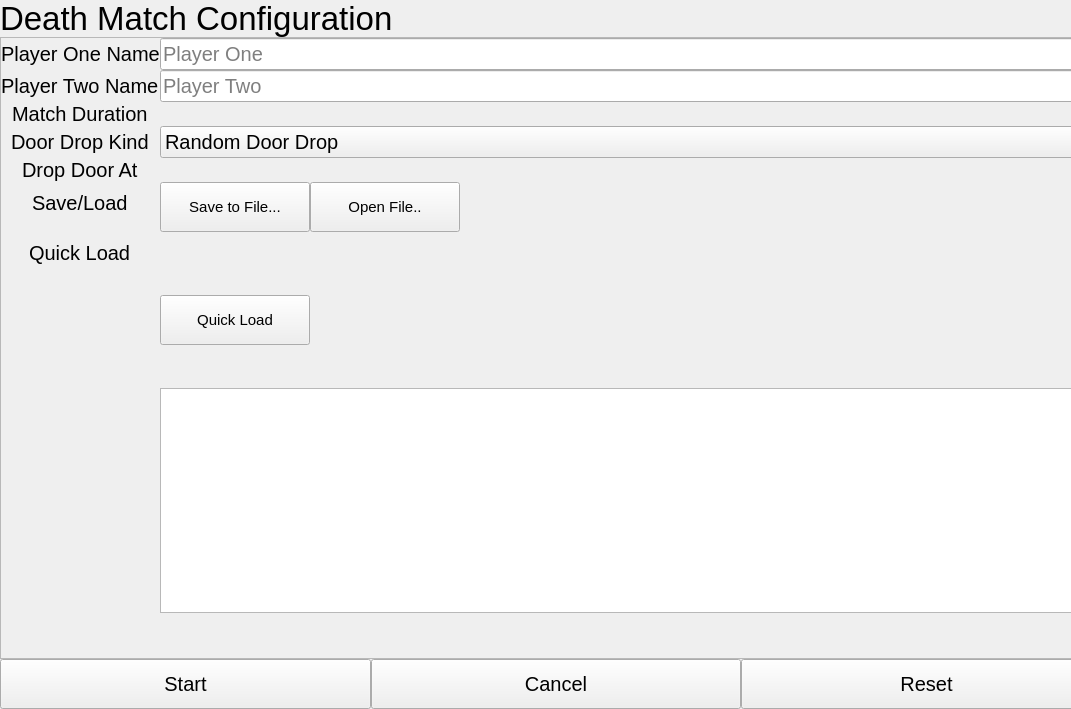
This is battleboxmainwindow.ui in CantonHackerAndMakerPlace/BigBattleBoxUI as Qt 5 draws it before an edit. The edited form follows.
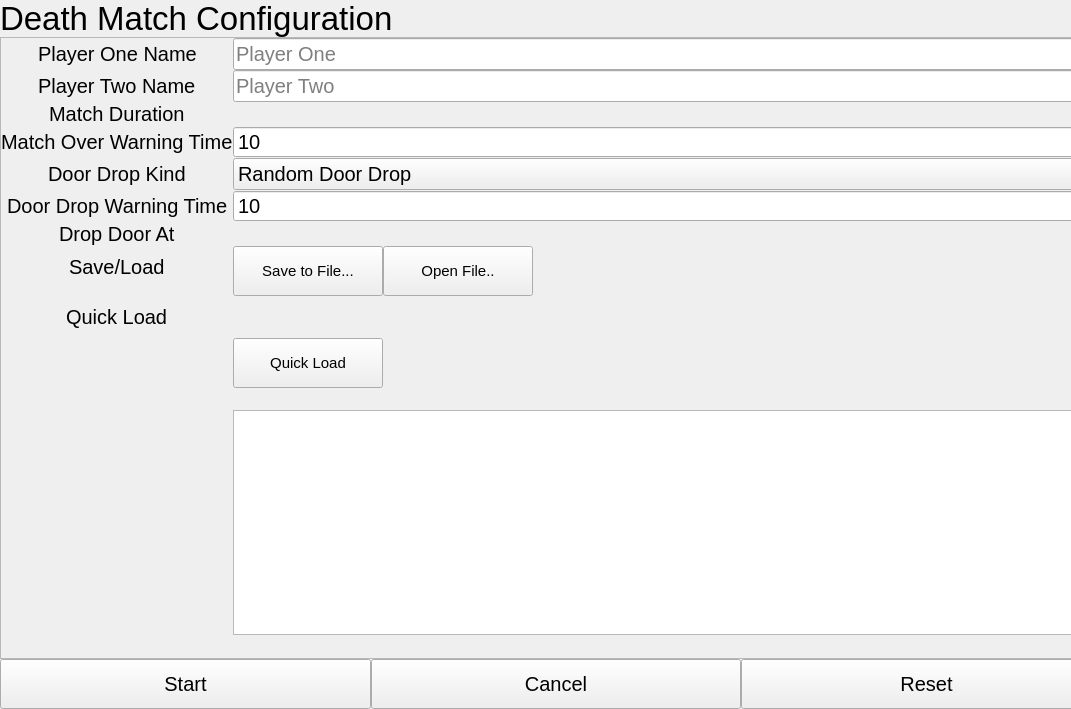
This is the edited form. The open tabs and pages were chosen to show the change. Custom widgets are drawn as their Qt base class.

Patch:
```diff
--- a/battleboxmainwindow.ui
+++ b/battleboxmainwindow.ui
@@ -1042,8 +1042,8 @@
                 <rect>
                  <x>0</x>
                  <y>0</y>
-                 <width>1065</width>
-                 <height>609</height>
+                 <width>1051</width>
+                 <height>640</height>
                 </rect>
                </property>
                <property name="styleSheet">
@@ -1132,14 +1132,14 @@
                   <item row="2" column="1">
                    <widget class="DurationWidget" name="matchDurationWidget" native="true"/>
                   </item>
-                  <item row="3" column="0">
+                  <item row="4" column="0">
                    <widget class="QLabel" name="doorDropKindLabel">
                     <property name="text">
                      <string>Door Drop Kind</string>
                     </property>
                    </widget>
                   </item>
-                  <item row="3" column="1">
+                  <item row="4" column="1">
                    <widget class="QComboBox" name="doorDropKindComboBox">
                     <item>
                      <property name="text">
@@ -1173,24 +1173,24 @@
                     </item>
                    </widget>
                   </item>
-                  <item row="4" column="0">
+                  <item row="6" column="0">
                    <widget class="QLabel" name="dropDoorAtLabel">
                     <property name="text">
                      <string>Drop Door At</string>
                     </property>
                    </widget>
                   </item>
-                  <item row="4" column="1">
+                  <item row="6" column="1">
                    <widget class="DurationWidget" name="doorDropTimeWidget" native="true"/>
                   </item>
-                  <item row="5" column="0">
+                  <item row="7" column="0">
                    <widget class="QLabel" name="saveLoadLabel">
                     <property name="text">
                      <string>Save/Load</string>
                     </property>
                    </widget>
                   </item>
-                  <item row="5" column="1">
+                  <item row="7" column="1">
                    <layout class="QGridLayout" name="gridLayout_19">
                     <property name="spacing">
                      <number>0</number>
@@ -1247,14 +1247,14 @@
                     </item>
                    </layout>
                   </item>
-                  <item row="6" column="0">
+                  <item row="8" column="0">
                    <widget class="QLabel" name="quickLoadLabelLabel">
                     <property name="text">
                      <string>Quick Load</string>
                     </property>
                    </widget>
                   </item>
-                  <item row="6" column="1">
+                  <item row="8" column="1">
                    <layout class="QGridLayout" name="gridLayout">
                     <item row="1" column="0">
                      <widget class="QPushButton" name="dmQuickLoadButton">
@@ -1306,6 +1306,40 @@
                     </item>
                    </layout>
                   </item>
+                  <item row="5" column="1">
+                   <widget class="QSpinBox" name="doorDropWarningTime">
+                    <property name="maximum">
+                     <number>1000000</number>
+                    </property>
+                    <property name="value">
+                     <number>10</number>
+                    </property>
+                   </widget>
+                  </item>
+                  <item row="5" column="0">
+                   <widget class="QLabel" name="label">
+                    <property name="text">
+                     <string>Door Drop Warning Time</string>
+                    </property>
+                   </widget>
+                  </item>
+                  <item row="3" column="0">
+                   <widget class="QLabel" name="label_2">
+                    <property name="text">
+                     <string>Match Over Warning Time</string>
+                    </property>
+                   </widget>
+                  </item>
+                  <item row="3" column="1">
+                   <widget class="QSpinBox" name="matchOverWarningTime">
+                    <property name="maximum">
+                     <number>100000</number>
+                    </property>
+                    <property name="value">
+                     <number>10</number>
+                    </property>
+                   </widget>
+                  </item>
                  </layout>
                 </item>
                </layout>
```
Left out of the diff: 2 changed lines with no effect on the pictures.
